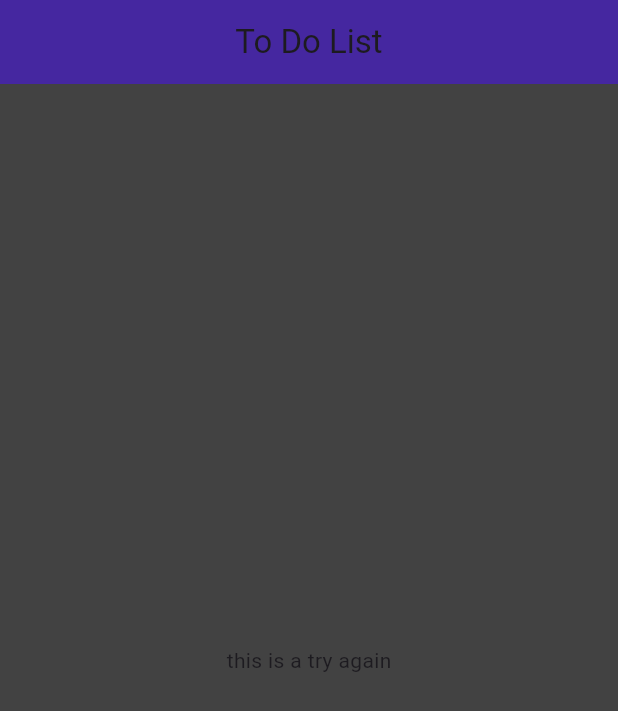
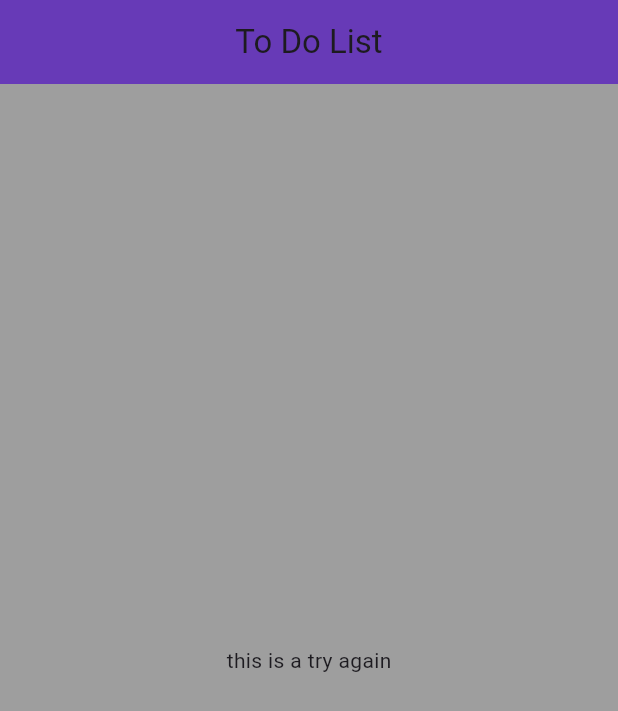
Before and after one commit to Mickeldeath/To-do-list-app--android-, a Flutter app: the screen it shows after launch, on a phone screen of 412 x 824 dp. Shown: the top 711 px of the screen. Run offline on Flutter 3.47's test engine with Material 3 defaults, Android fonts, the phone set to English and light mode, and no system bars.

Commit message:
small change

```diff
--- a/lib/main.dart
+++ b/lib/main.dart
@@ -1,7 +1,7 @@
 import 'package:flutter/material.dart';
 
 void main() {
-  runApp(MyWidget());
+  runApp(const MyWidget());
 }
 
 class MyWidget extends StatelessWidget {
@@ -15,12 +15,12 @@ class MyWidget extends StatelessWidget {
           title: const Center(
             child: Text("To Do List"),
           ),
-          backgroundColor: Colors.deepPurple[800],
+          backgroundColor: Colors.deepPurple[500],
         ),
         body: const Center(
           child: Text("this is a try again"),
         ),
-        backgroundColor: Colors.grey[800],
+        backgroundColor: Colors.grey[500],
       ),
     );
   }
```
